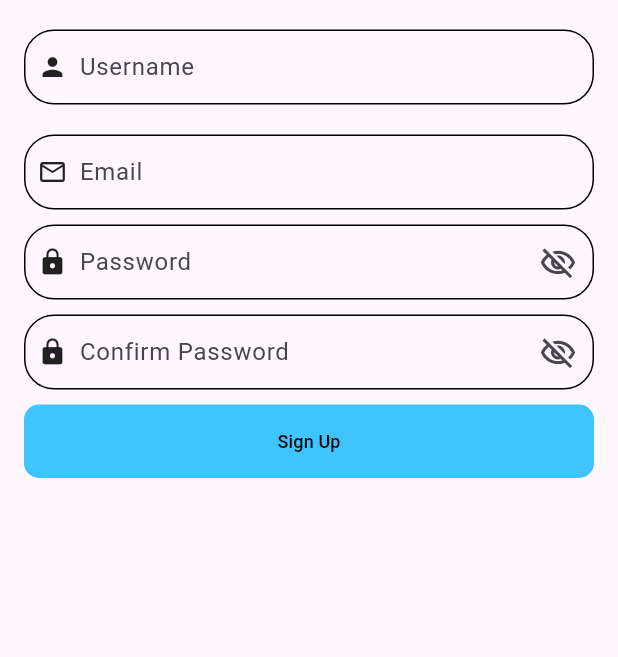
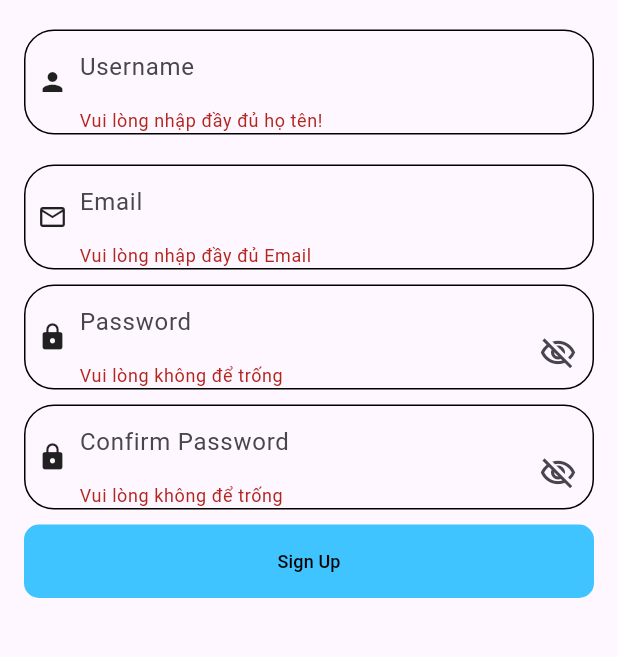
Before and after one commit to professional-practice-haui/medical-booking-mobile-flutter, a Flutter app: the RegisterPage screen opened directly, after a tap on "Sign Up", on a phone screen of 412 x 824 dp, the part 80-737 px from its top. Run offline on Flutter 3.47's test engine with Material 3 defaults, Android fonts, the phone set to English and light mode, and no system bars; our stand-ins replace carousel_slider, font_awesome_flutter.

Commit message:
update code register, login

```diff
--- a/lib/baseWidget/email.dart
+++ b/lib/baseWidget/email.dart
@@ -51,7 +51,7 @@ class _EmailTextFieldState extends State<EmailTextField> {
               Expanded(
                 child: Padding(
                   padding: EdgeInsets.only(right: 40),
-                  child: TextField(
+                  child: TextFormField(
                     controller: widget.emailController,
                     focusNode: emailFocusNode,
                     keyboardType: TextInputType.emailAddress,
@@ -59,6 +59,12 @@ class _EmailTextFieldState extends State<EmailTextField> {
                       border: InputBorder.none,
                       hintText: "Email",
                     ),
+                    validator: (value) {
+                      if (value == null || value.isEmpty) {
+                        return 'Vui lòng nhập đầy đủ Email';
+                      }
+                      return null;
+                    },
                   ),
                 ),
               ),
--- a/lib/baseWidget/password.dart
+++ b/lib/baseWidget/password.dart
@@ -46,7 +46,7 @@ class _PasswordTextFieldState extends State<PasswordTextField> {
               Expanded(
                 child: Padding(
                   padding: EdgeInsets.only(right: 40),
-                  child: TextField(
+                  child: TextFormField(
                     controller: widget.passwordController,
                     focusNode: passwordFocusNode,
                     obscureText: checkEye ? false : true,
@@ -54,6 +54,12 @@ class _PasswordTextFieldState extends State<PasswordTextField> {
                       border: InputBorder.none,
                       hintText: widget.hintText,
                     ),
+                    validator: (value) {
+                      if (value == null || value.isEmpty) {
+                        return 'Vui lòng không để trống';
+                      }
+                      return null;
+                    },
                   ),
                 ),
               ),
--- a/lib/views/MedicalLogin/components/username.dart
+++ b/lib/views/MedicalLogin/components/username.dart
@@ -50,7 +50,7 @@ class _UserNameTextFieldState extends State<UserNameTextField> {
               Expanded(
                 child: Padding(
                   padding: EdgeInsets.only(right: 40),
-                  child: TextField(
+                  child: TextFormField(
                     controller: widget.userNameController,
                     focusNode: userNameFocusNode,
                     keyboardType: TextInputType.emailAddress,
@@ -58,6 +58,12 @@ class _UserNameTextFieldState extends State<UserNameTextField> {
                       border: InputBorder.none,
                       hintText: "Username",
                     ),
+                    validator: (value) {
+                      if (value == null || value.isEmpty) {
+                        return 'Vui lòng nhập đầy đủ họ tên!';
+                      }
+                      return null;
+                    },
                   ),
                 ),
               ),
--- a/lib/views/MedicalRegister/register.dart
+++ b/lib/views/MedicalRegister/register.dart
@@ -16,13 +16,101 @@ class RegisterScreen extends StatelessWidget {
   }
 }
 
+// class RegisterPage extends StatefulWidget {
+//   @override
+//   _RegisterPageState createState() => _RegisterPageState();
+// }
+//
+// class _RegisterPageState extends State<RegisterPage> {
+//   // TextEditingController được sử dụng để quản lý nội dung của các trường văn bản nhập liệu trong giao diện người dùng.
+//   final TextEditingController emailController = TextEditingController();
+//   final TextEditingController passwordController = TextEditingController();
+//   final TextEditingController userNameController = TextEditingController();
+//   final TextEditingController confirmPasswordController = TextEditingController();
+//   bool isChecked = false;
+//   bool checkEye = false;
+//   bool isEmailFocused = false,isPasswordFocused = false,isUserNameFocused = false,isConfirmPasswordFocused=false;
+//
+//   void _registerPressed() {
+//     String confirmPassword = confirmPasswordController.text;
+//     String password = passwordController.text;
+//     if(confirmPassword!=password){
+//       print("Mật khẩu nhập không đúng với xác nhận!");
+//     }
+//   }
+//
+//   @override
+//   Widget build(BuildContext context) {
+//     double screenWidth = MediaQuery.of(context).size.width;
+//     return Scaffold(
+//       body: SingleChildScrollView(
+//         child: Padding(
+//           padding: EdgeInsets.all(16.0),
+//           child: Column(
+//             children: [
+//               Container(
+//                 width: screenWidth,
+//                 child: Row(
+//                   mainAxisAlignment: MainAxisAlignment.center,
+//                   children: [
+//                     Text("Sign Up ", style: TextStyle(fontSize: 26)),
+//                     Text(
+//                       "You",
+//                       style: TextStyle(
+//                           color: Colors.green,
+//                           fontWeight: FontWeight.bold,
+//                           fontSize: 26),
+//                     ),
+//                     Text(
+//                       "MedID",
+//                       style: TextStyle(
+//                           color: Colors.lightBlueAccent,
+//                           fontWeight: FontWeight.bold,
+//                           fontSize: 26),
+//                     )
+//                   ],
+//                 ),
+//               ),
+//               UserNameTextField(userNameController: userNameController),
+//               EmailTextField(emailController: emailController),
+//               PasswordTextField(passwordController: passwordController,hintText: "Password",),
+//               PasswordTextField(passwordController: confirmPasswordController,hintText: "Confirm Password",),
+//               SizedBox(height: 10.0),
+//               TextButton(
+//                 onPressed: _registerPressed,
+//                 style: ButtonStyle(
+//                   shape: MaterialStateProperty.all<RoundedRectangleBorder>(
+//                     RoundedRectangleBorder(
+//                       borderRadius: BorderRadius.circular(10.0),
+//                     ),
+//                   ),
+//                   backgroundColor:
+//                   MaterialStateProperty.all<Color>(Colors.lightBlueAccent),
+//                 ),
+//                 child: Container(
+//                   padding: const EdgeInsets.all(8.0),
+//                   alignment: Alignment.center,
+//                   width: screenWidth,
+//                   child: Text(
+//                     "Sign Up",
+//                     style: TextStyle(color: Colors.black, fontSize: 12),
+//                   ),
+//                 ),
+//               ),
+//             ],
+//           ),
+//         ),
+//       ),
+//     );
+//   }
+// }
 class RegisterPage extends StatefulWidget {
   @override
   _RegisterPageState createState() => _RegisterPageState();
 }
 
 class _RegisterPageState extends State<RegisterPage> {
-  // TextEditingController được sử dụng để quản lý nội dung của các trường văn bản nhập liệu trong giao diện người dùng.
+  final _formKey = GlobalKey<FormState>();
   final TextEditingController emailController = TextEditingController();
   final TextEditingController passwordController = TextEditingController();
   final TextEditingController userNameController = TextEditingController();
@@ -31,11 +119,21 @@ class _RegisterPageState extends State<RegisterPage> {
   bool checkEye = false;
   bool isEmailFocused = false,isPasswordFocused = false,isUserNameFocused = false,isConfirmPasswordFocused=false;
 
+  String? errorMessage; // Biến để lưu trữ thông báo lỗi
+
   void _registerPressed() {
+    if (_formKey.currentState!.validate()) {
       String confirmPassword = confirmPasswordController.text;
       String password = passwordController.text;
       if(confirmPassword!=password){
-      print("Mật khẩu nhập không đúng với xác nhận!");
+        setState(() {
+          errorMessage = "Mật khẩu nhập không đúng với xác nhận!";
+        });
+      } else {
+        setState(() {
+          errorMessage = null; // Xóa thông báo lỗi khi không có lỗi
+        });
+      }
     }
   }
 
@@ -46,6 +144,8 @@ class _RegisterPageState extends State<RegisterPage> {
       body: SingleChildScrollView(
         child: Padding(
           padding: EdgeInsets.all(16.0),
+          child: Form(
+            key: _formKey,
             child: Column(
               children: [
                 Container(
@@ -97,7 +197,17 @@ class _RegisterPageState extends State<RegisterPage> {
                     ),
                   ),
                 ),
+                // Hiển thị thông báo lỗi nếu có
+                if (errorMessage != null)
+                  Container(
+                    padding: EdgeInsets.symmetric(vertical: 10.0),
+                    child: Text(
+                      errorMessage!,
+                      style: TextStyle(color: Colors.red),
+                    ),
+                  ),
               ],
+            ),
           ),
         ),
       ),
--- a/pubspec.yaml
+++ b/pubspec.yaml
@@ -39,6 +39,7 @@ dependencies:
 dev_dependencies:
   flutter_test:
     sdk: flutter
+  http: ^0.13.3
   carousel_slider: ^4.0.0
   firebase_core: ^2.28.0
   firebase_auth: ^4.19.0
```
Also changed, not shown: pubspec.lock. Lines whose indentation alone changed are shown as unchanged.
